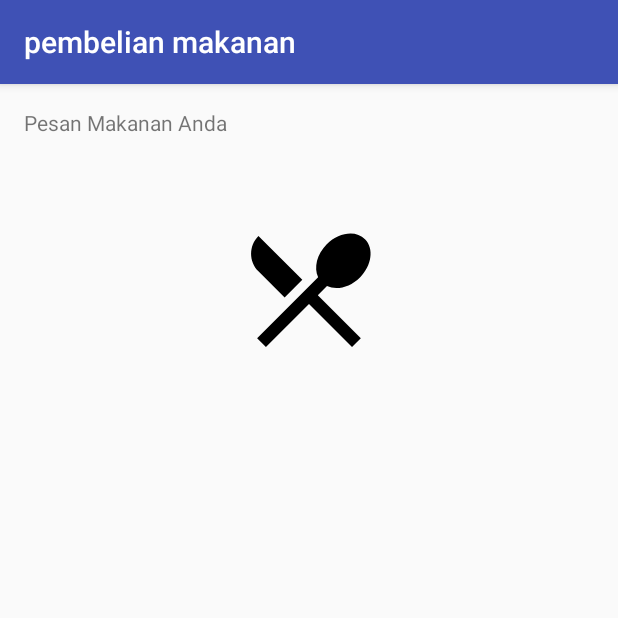
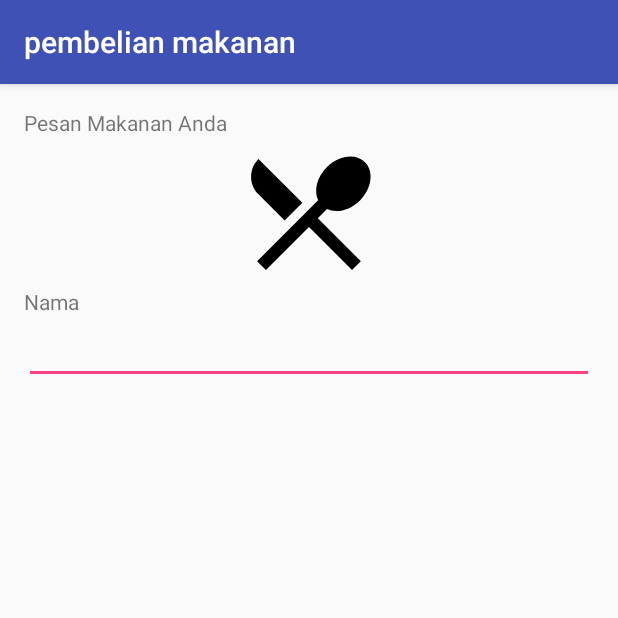
Before and after one commit to MuhammadAnwari/Tugas-1, an Android app: the screen it shows after launch (MainActivity), on a phone screen of 412 x 824 dp, the top half of it. Run offline under Robolectric (Android 15) with nearby library versions, the phone set to English and light mode, and no system bars.

Commit message:
pemberian edit text

```diff
--- a/app/src/main/res/layout/activity_main.xml
+++ b/app/src/main/res/layout/activity_main.xml
@@ -1,8 +1,9 @@
 <?xml version="1.0" encoding="utf-8"?>
-<RelativeLayout xmlns:android="http://schemas.android.com/apk/res/android"
+<LinearLayout xmlns:android="http://schemas.android.com/apk/res/android"
     xmlns:tools="http://schemas.android.com/tools"
     android:layout_width="match_parent"
     android:layout_height="match_parent"
+    android:orientation="vertical"
     android:paddingBottom="@dimen/activity_vertical_margin"
     android:paddingLeft="@dimen/activity_horizontal_margin"
     android:paddingRight="@dimen/activity_horizontal_margin"
@@ -20,10 +21,25 @@
         android:layout_height="100dp"
         android:id="@+id/imageView"
         android:src="@drawable/ic_logo"
-        android:layout_below="@+id/textView"
         android:layout_alignParentLeft="true"
         android:layout_alignParentStart="true"
-        android:layout_marginTop="51dp" />
+        android:layout_below="@+id/textView" />
+
+    <TextView
+        android:layout_width="wrap_content"
+        android:layout_height="wrap_content"
+        android:textAppearance="?android:attr/textAppearanceSmall"
+        android:text="Nama"
+        android:id="@+id/textView2"
+        android:layout_alignTop="@+id/editText" />
+
+    <EditText
+        android:layout_width="match_parent"
+        android:layout_height="wrap_content"
+        android:id="@+id/editText"
+        android:layout_below="@+id/imageView"
+        android:layout_alignParentRight="true"
+        android:layout_alignParentEnd="true" />
 
 
-</RelativeLayout>
+</LinearLayout>
```
